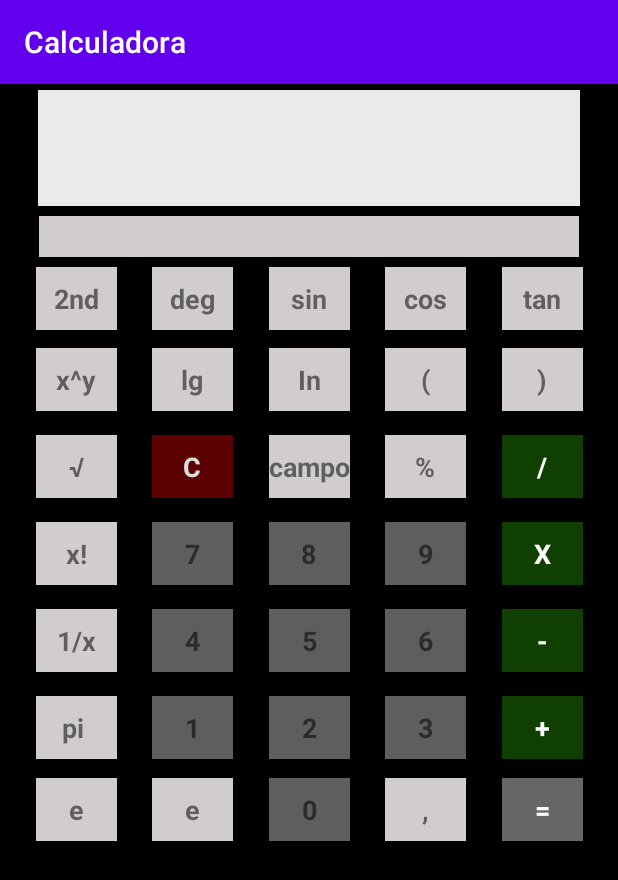
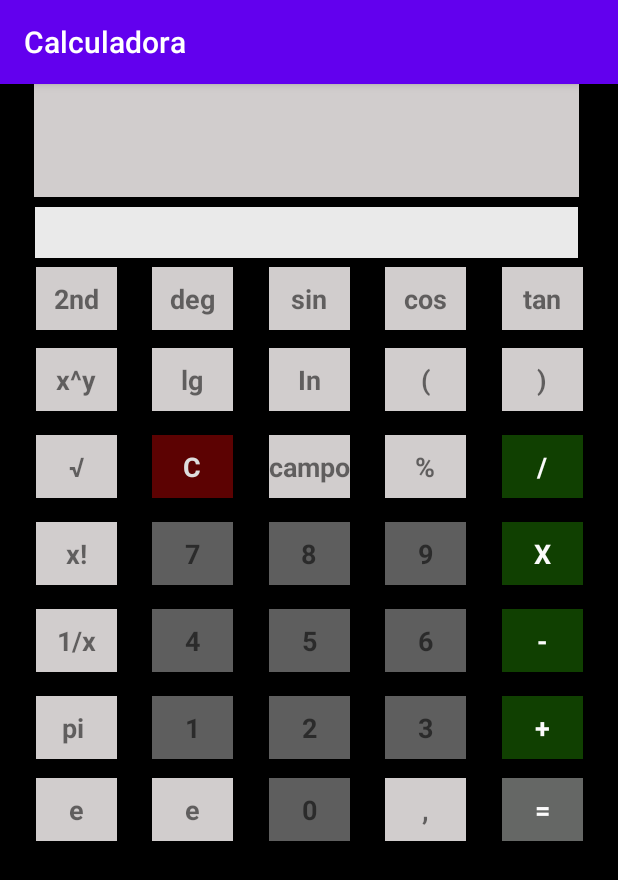
Before and after one commit to cacnew/calculadora, an Android app: the screen it shows after launch (MainActivity), on a phone screen of 412 x 824 dp. Shown: the top 880 px of the screen. Run offline under Robolectric (Android 15) with nearby library versions, the phone set to English and light mode, and no system bars.

Commit message:
Calculando operações básicas

```diff
--- a/app/src/main/java/com/example/calculadora/MainActivity.kt
+++ b/app/src/main/java/com/example/calculadora/MainActivity.kt
@@ -2,35 +2,86 @@ package com.example.calculadora
 
 import androidx.appcompat.app.AppCompatActivity
 import android.os.Bundle
+import android.text.method.ScrollingMovementMethod
 import android.widget.TextView
 import net.objecthunter.exp4j.ExpressionBuilder
 
 class MainActivity : AppCompatActivity() {
+    // Mostra o resultado apertando " = "
 
+    private fun makeCalc(str: String) :String{
+        var result: String
+        var str  = str.replace(",",".").replace("X","*")
+        val hasError:Boolean
 
+        try {
+            val calc = ExpressionBuilder(str).build()
+            result = calc.evaluate().toString()
+
+        } catch (e: Exception) {
+            hasError = true
+            result = "Operação inválida:"+ e.message.toString()
+        }
+
+        return result.replace(".0","").replace(".",",")
+    }
+
+    @ExperimentalStdlibApi
     override fun onCreate(savedInstanceState: Bundle?) {
 
         super.onCreate(savedInstanceState)
         setContentView(R.layout.activity_main)
 
-        val tvBotao0 = findViewById(R.id.tv15) as TextView
-        val tvBotao1 = findViewById(R.id.tv9) as TextView
-        val tvBotao2 = findViewById(R.id.tv8) as TextView
-        val tvBotao3 = findViewById(R.id.tv7) as TextView
-        val tvBotao4 = findViewById(R.id.tv6) as TextView
-        val tvBotao5 = findViewById(R.id.tv5) as TextView
-        val tvBotao6 = findViewById(R.id.tv4) as TextView
-        val tvBotao7 = findViewById(R.id.tv) as TextView
-        val tvBotao8 = findViewById(R.id.tv2) as TextView
-        val tvBotao9 = findViewById(R.id.tv3) as TextView
-        val tvVisor = findViewById(R.id.tv36) as TextView
-        val tvClear = findViewById(R.id.tv20) as TextView
+        val tvBotao0    = findViewById(R.id.tv15) as TextView
+        val tvBotao1    = findViewById(R.id.tv9) as TextView
+        val tvBotao2    = findViewById(R.id.tv8) as TextView
+        val tvBotao3    = findViewById(R.id.tv7) as TextView
+        val tvBotao4    = findViewById(R.id.tv6) as TextView
+        val tvBotao5    = findViewById(R.id.tv5) as TextView
+        val tvBotao6    = findViewById(R.id.tv4) as TextView
+        val tvBotao7    = findViewById(R.id.tv) as TextView
+        val tvBotao8    = findViewById(R.id.tv2) as TextView
+        val tvBotao9    = findViewById(R.id.tv3) as TextView
+        val tvVirgula   = findViewById(R.id.tv14) as TextView
+        val tvVisor     = findViewById(R.id.tv36) as TextView
+        val tvHistory   = findViewById(R.id.tvHistory) as TextView
+        val tvClear     = findViewById(R.id.tv20) as TextView
+        tvHistory.setMovementMethod( ScrollingMovementMethod());
+
+
 
         //Operadores
         val tvAdicao         = findViewById(R.id.tv12) as TextView
         val tvMultiplicacao = findViewById(R.id.tv10) as TextView
         val tvSubtracao     = findViewById(R.id.tv11) as TextView
         val tvDivisao       = findViewById(R.id.tv17) as TextView
+
+        val tvEqual = findViewById(R.id.tv13) as TextView
+        val fifo = ArrayDeque<String>()
+
+
+        tvEqual.setOnClickListener {
+
+
+            val visorAtual = tvVisor.text
+            var history = tvHistory.text
+            val resultado = makeCalc(visorAtual.toString())
+            tvVisor.setText(resultado)
+
+            //history = history.toString() + " \n " + visorAtual.toString()
+            fifo.add(visorAtual.toString())
+
+            if (fifo.size == 10){
+                fifo.removeFirst()
+            }
+            var texto = ""
+            fifo.map{
+                texto = it+"\n"+texto
+            }
+            tvHistory.setText(texto)
+
+        }
+
         tvAdicao.setOnClickListener {
 
             val valorAtual = tvVisor.text
@@ -133,6 +184,14 @@ class MainActivity : AppCompatActivity() {
             val resultado = valorAtual.toString()+""+valorBotao.toString()
             tvVisor.setText(resultado)
         }
+        tvVirgula.setOnClickListener {
+            //Toast.makeText(this@MainActivity, "You clicked on TextView 'Click Me'.", Toast.LENGTH_SHORT).show()
+            val valorAtual = tvVisor.text
+            val valorBotao = tvVirgula.text
+            val resultado = valorAtual.toString()+""+valorBotao.toString()
+            tvVisor.setText(resultado)
+        }
+
 
 
     }
--- a/app/src/main/res/layout/activity_main.xml
+++ b/app/src/main/res/layout/activity_main.xml
@@ -557,17 +557,18 @@
 
     <TextView
         android:id="@+id/tv36"
-        android:layout_width="361dp"
-        android:layout_height="77dp"
-        android:layout_marginTop="4dp"
+        android:layout_width="362dp"
+        android:layout_height="34dp"
         android:background="#EAEAEA"
         android:paddingLeft="1dp"
         android:paddingRight="1dp"
         android:text=""
         android:textAlignment="center"
+        app:layout_constraintBottom_toTopOf="@+id/guideline"
         app:layout_constraintEnd_toEndOf="parent"
+        app:layout_constraintHorizontal_bias="0.461"
         app:layout_constraintStart_toStartOf="parent"
-        app:layout_constraintTop_toTopOf="parent" />
+        app:layout_constraintTop_toBottomOf="@+id/tvHistory" />
 
     <androidx.constraintlayout.widget.Guideline
         android:id="@+id/guideline7"
@@ -584,16 +585,18 @@
         app:layout_constraintGuide_begin="517dp" />
 
     <TextView
-        android:id="@+id/textView"
-        android:layout_width="360dp"
-        android:layout_height="27dp"
+        android:id="@+id/tvHistory"
+        android:layout_width="363dp"
+        android:layout_height="75dp"
         android:background="#D1CDCD"
+        android:gravity="bottom"
         android:paddingRight="2dp"
+        android:scrollbars="vertical"
         android:text=""
         android:textAlignment="textEnd"
-        app:layout_constraintBottom_toTopOf="@+id/tv27"
         app:layout_constraintEnd_toEndOf="parent"
+        app:layout_constraintHorizontal_bias="0.47"
         app:layout_constraintStart_toStartOf="parent"
-        app:layout_constraintTop_toBottomOf="@+id/tv36" />
+        tools:layout_editor_absoluteY="10dp" />
 
 </androidx.constraintlayout.widget.ConstraintLayout>
```
